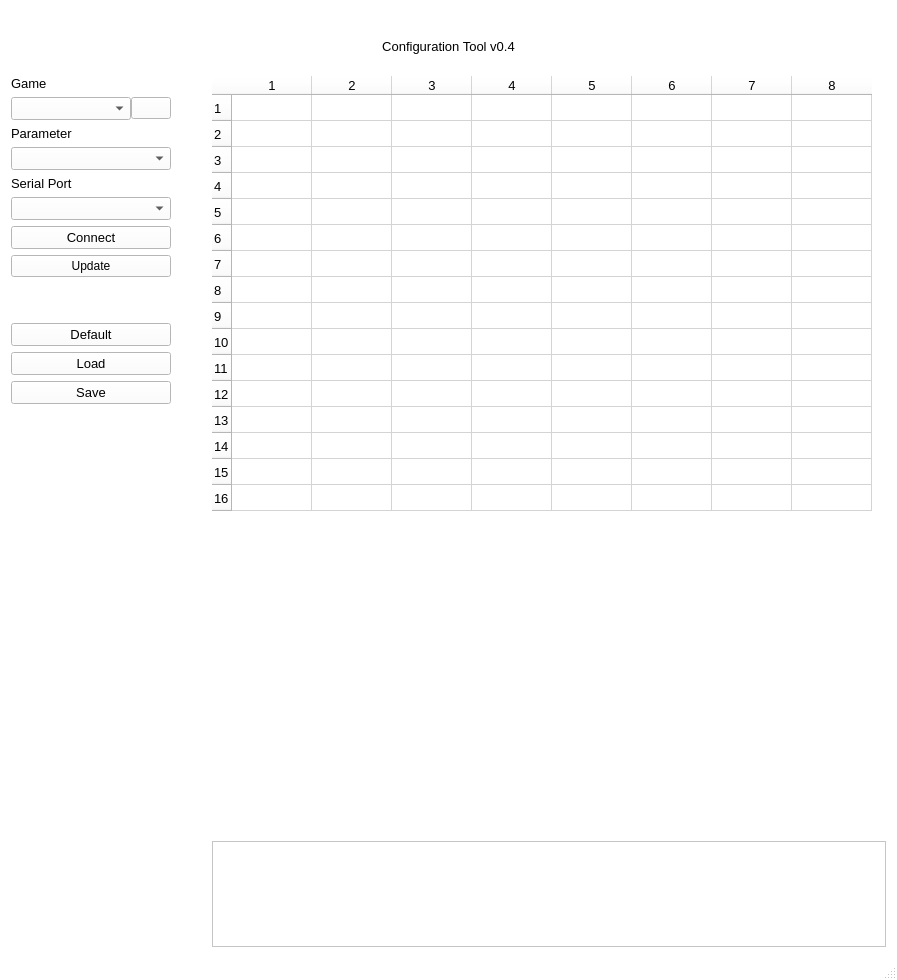
bitfieldlabs/afterglow, file afterglow_config/mainwindow.ui: the form before one commit.
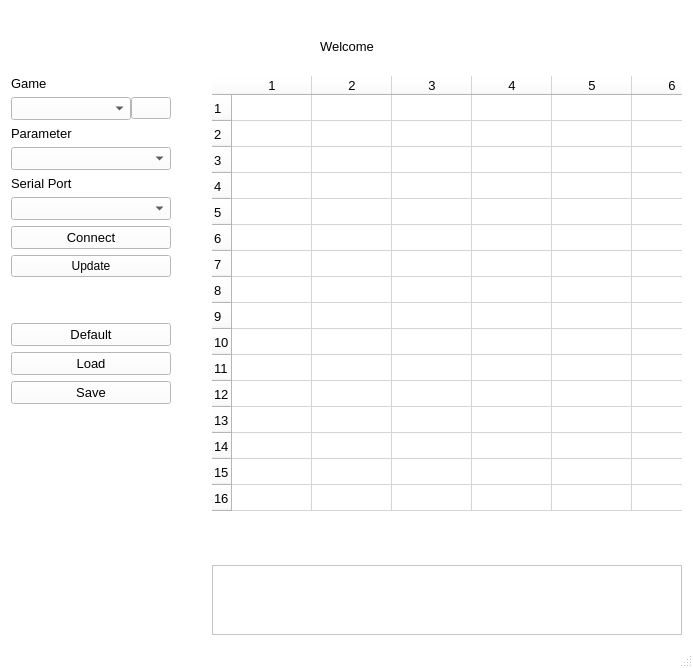
The form after the commit. Icons and pictures are not drawn.

The edit to the form file:
```diff
--- a/afterglow_config/mainwindow.ui
+++ b/afterglow_config/mainwindow.ui
@@ -6,8 +6,8 @@
    <rect>
     <x>0</x>
     <y>0</y>
-    <width>897</width>
-    <height>980</height>
+    <width>693</width>
+    <height>668</height>
    </rect>
   </property>
   <property name="palette">
@@ -526,7 +526,7 @@
          </font>
         </property>
         <property name="text">
-         <string>Configuration Tool v0.4</string>
+         <string>Welcome</string>
         </property>
         <property name="scaledContents">
          <bool>true</bool>
```
Left out of the diff: 2 changed lines with no effect on the pictures.
